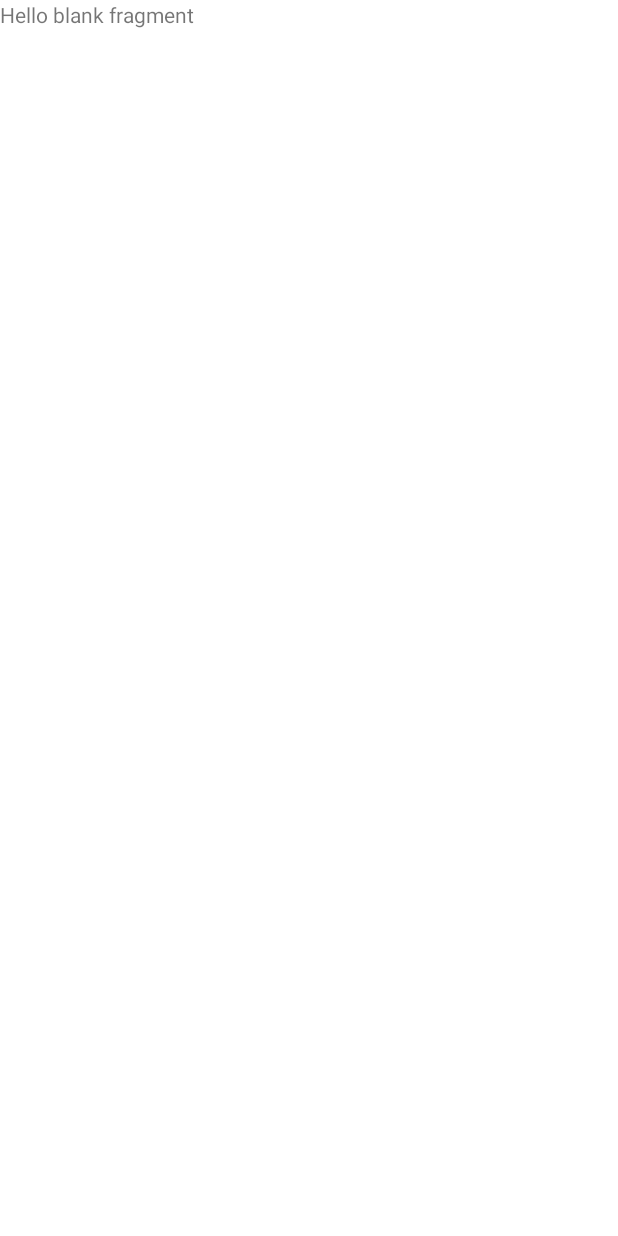
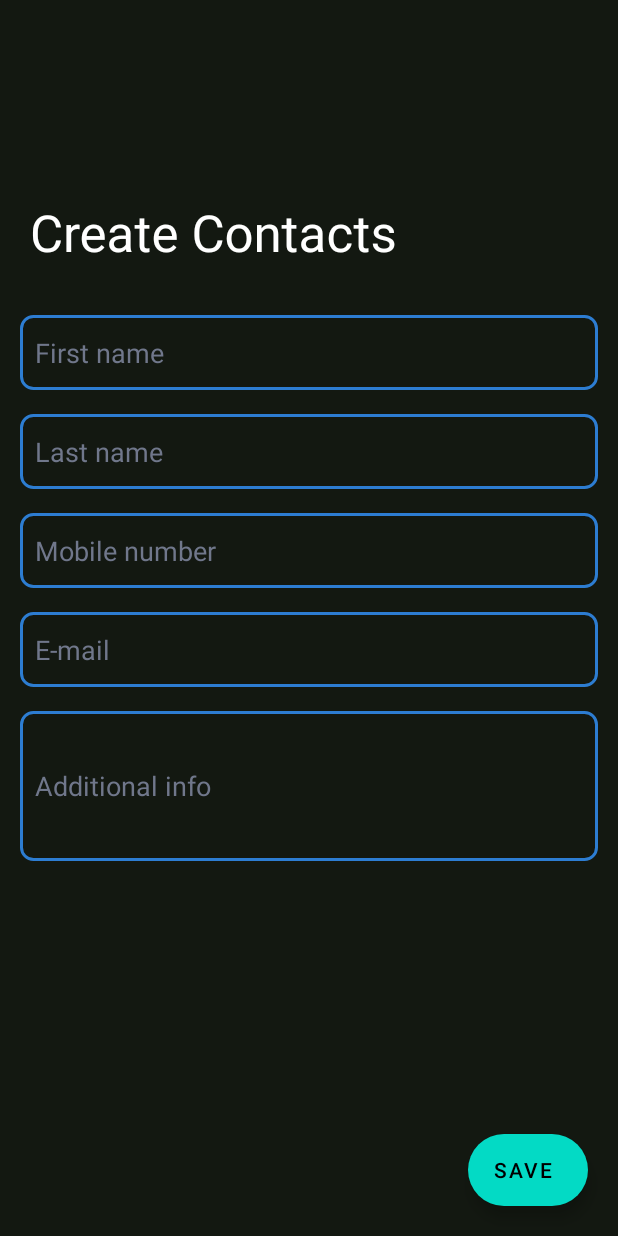
Before and after one commit to Spsden/Samaaj, an Android app: the CreateContacts screen opened through its navigation route, on a phone screen of 412 x 824 dp. Before the commit the screen is almost empty. Run offline under Robolectric (Android 15) with nearby library versions, the phone set to English and light mode, and no system bars.

```diff
--- /dev/null
+++ b/app/src/main/res/drawable/edittextshape.xml
@@ -0,0 +1,14 @@
+<?xml version="1.0" encoding="utf-8"?>
+<shape xmlns:android="http://schemas.android.com/apk/res/android"
+    android:shape="rectangle" >
+
+    <corners android:radius="8dp"/>
+
+
+
+    <stroke
+        android:width="2dp"
+
+        android:color="@color/thisblue" />
+
+</shape>
--- a/app/src/main/res/layout/fragment_create_contacts.xml
+++ b/app/src/main/res/layout/fragment_create_contacts.xml
@@ -1,14 +1,159 @@
 <?xml version="1.0" encoding="utf-8"?>
-<FrameLayout xmlns:android="http://schemas.android.com/apk/res/android"
+<androidx.coordinatorlayout.widget.CoordinatorLayout xmlns:android="http://schemas.android.com/apk/res/android"
     xmlns:tools="http://schemas.android.com/tools"
     android:layout_width="match_parent"
     android:layout_height="match_parent"
+    android:background="@color/thisblack"
+
+    xmlns:app="http://schemas.android.com/apk/res-auto"
     tools:context=".fragments.CreateContacts">
 
-    <!-- TODO: Update blank fragment layout -->
-    <TextView
+    <com.google.android.material.appbar.AppBarLayout
+        android:layout_width="match_parent"
+        android:layout_height="200dp"
+        app:liftOnScroll="true"
+        android:fitsSystemWindows="true"
+        android:id="@+id/app_bar"
+        android:theme="@style/ThemeOverlay.AppCompat.Dark.ActionBar"
+        >
+
+        <com.google.android.material.appbar.CollapsingToolbarLayout
+            android:id="@+id/collapsingToolbarLayout"
+            android:layout_width="match_parent"
+            android:layout_height="match_parent"
+            android:fitsSystemWindows="true"
+            android:background="@color/thisblack"
+            app:contentScrim="?attr/colorPrimary"
+            app:expandedTitleMarginStart="20dp"
+            app:expandedTitleGravity="bottom"
+
+            app:layout_scrollFlags="scroll|snap|exitUntilCollapsed"
+            app:title="Create Contacts"
+            >
+
+
+
+
+
+            <androidx.appcompat.widget.Toolbar
+                android:id="@+id/toolbar"
+                android:layout_width="match_parent"
+                android:layout_height="?attr/actionBarSize"
+                app:layout_scrollFlags="scroll|enterAlways"
+                android:minHeight="0dp"
+                app:popupTheme="@style/ThemeOverlay.AppCompat.Dark" >
+
+            </androidx.appcompat.widget.Toolbar>
+
+        </com.google.android.material.appbar.CollapsingToolbarLayout>
+
+
+    </com.google.android.material.appbar.AppBarLayout>
+
+    <androidx.core.widget.NestedScrollView
         android:layout_width="match_parent"
         android:layout_height="match_parent"
-        android:text="@string/hello_blank_fragment" />
 
-</FrameLayout>
+        android:fillViewport="true"
+        android:paddingHorizontal="5dp"
+        android:paddingVertical="2dp"
+        app:layout_behavior="@string/appbar_scrolling_view_behavior"
+        >
+
+        <LinearLayout
+            android:layout_width="match_parent"
+            android:layout_height="wrap_content"
+            android:orientation="vertical">
+
+            <EditText
+                android:layout_width="match_parent"
+                android:layout_height="50dp"
+                android:hint="First name"
+                android:padding="5dp"
+                android:paddingStart="10dp"
+
+                android:layout_margin="8dp"
+                android:background="@drawable/edittextshape"
+
+                android:textColorHint="@color/material_dynamic_secondary50">
+
+            </EditText>
+            <EditText
+                android:layout_width="match_parent"
+                android:layout_height="50dp"
+                android:hint="Last name"
+                android:padding="5dp"
+                android:paddingStart="10dp"
+                android:layout_margin="8dp"
+
+
+                android:background="@drawable/edittextshape"
+
+                android:textColorHint="@color/material_dynamic_secondary50">
+
+            </EditText>
+
+            <EditText
+                android:layout_width="match_parent"
+                android:layout_height="50dp"
+                android:hint="Mobile number"
+                android:padding="5dp"
+                android:layout_margin="8dp"
+                android:paddingStart="10dp"
+                android:background="@drawable/edittextshape"
+
+                android:textColorHint="@color/material_dynamic_secondary50">
+
+            </EditText>
+
+            <EditText
+                android:layout_width="match_parent"
+                android:layout_height="50dp"
+                android:hint="E-mail"
+                android:padding="5dp"
+                android:paddingStart="10dp"
+                android:layout_margin="8dp"
+                android:background="@drawable/edittextshape"
+
+                android:textColorHint="@color/material_dynamic_secondary50">
+
+            </EditText>
+            <EditText
+                android:layout_width="match_parent"
+                android:layout_height="100dp"
+                android:hint="Additional info"
+                android:padding="5dp"
+                android:layout_margin="8dp"
+                android:paddingStart="10dp"
+                android:background="@drawable/edittextshape"
+
+                android:textColorHint="@color/material_dynamic_secondary50">
+
+            </EditText>
+
+
+
+
+        </LinearLayout>
+
+
+    </androidx.core.widget.NestedScrollView>
+
+
+    <com.google.android.material.floatingactionbutton.ExtendedFloatingActionButton
+        android:layout_width="80dp"
+        android:layout_height="wrap_content"
+        android:layout_gravity="bottom|end"
+        android:gravity="center"
+        android:layout_margin="20dp"
+        android:text="Save">
+
+    </com.google.android.material.floatingactionbutton.ExtendedFloatingActionButton>
+
+
+
+
+
+
+
+</androidx.coordinatorlayout.widget.CoordinatorLayout>
```
